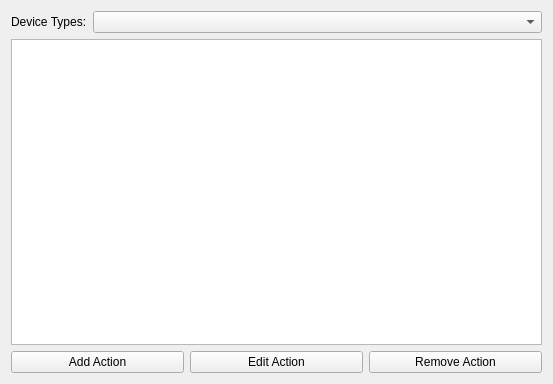
RJVB/kdm5.prev, file solid/solid-actions-kcm/solid-actions-config.ui: the form before one commit.
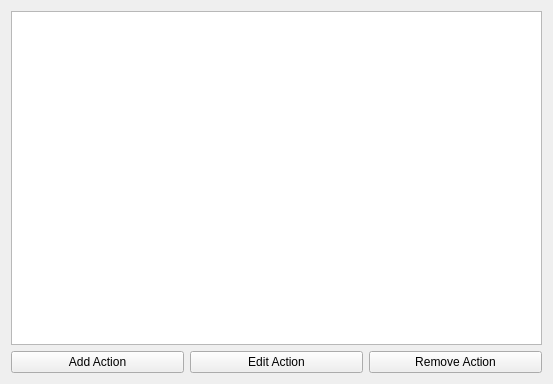
The form after the commit. Custom widgets are drawn as their Qt base class.

Commit message: Add a new solid predicate editing interface. Add comments throughout to document code. Remove action type selector as solid works differently and it will never work

```diff
--- a/solid/solid-actions-kcm/solid-actions-config.ui
+++ b/solid/solid-actions-kcm/solid-actions-config.ui
@@ -11,26 +11,6 @@
   </property>
   <layout class="QGridLayout" name="gridLayout_2" >
    <item row="0" column="0" >
-    <layout class="QGridLayout" name="GlDeviceType" >
-     <item row="0" column="0" >
-      <widget class="QLabel" name="TlDeviceType" >
-       <property name="sizePolicy" >
-        <sizepolicy vsizetype="Preferred" hsizetype="Maximum" >
-         <horstretch>0</horstretch>
-         <verstretch>0</verstretch>
-        </sizepolicy>
-       </property>
-       <property name="text" >
-        <string>Device Types:</string>
-       </property>
-      </widget>
-     </item>
-     <item row="0" column="1" >
-      <widget class="KComboBox" name="CbDeviceType" />
-     </item>
-    </layout>
-   </item>
-   <item row="1" column="0" >
     <widget class="KListWidget" name="LwActions" />
    </item>
    <item row="2" column="0" >
@@ -61,11 +41,6 @@
   </layout>
  </widget>
  <customwidgets>
-  <customwidget>
-   <class>KComboBox</class>
-   <extends>QComboBox</extends>
-   <header>kcombobox.h</header>
-  </customwidget>
   <customwidget>
    <class>KListWidget</class>
    <extends>QListWidget</extends>
```
Left out of the diff: 2 changed lines with no effect on the pictures. The commit also changes 6 other files.
